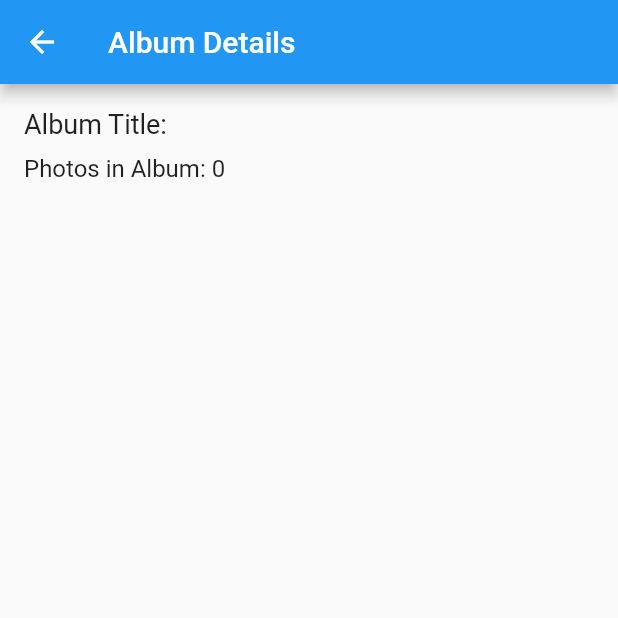
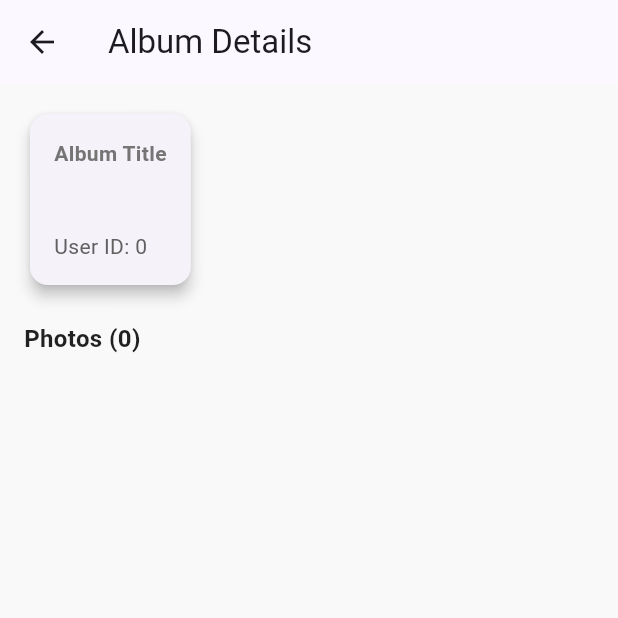
Before and after one commit to anansi-1/-flutter-lab-assignment-3, a Flutter app: the AlbumDetailScreen screen opened directly with empty values, on a phone screen of 412 x 824 dp, the top half of it. Run offline on Flutter 3.47's test engine with Material 3 defaults, Android fonts, the phone set to English and light mode, and no system bars; our stand-ins replace flutter_bloc, go_router; network calls fail.

Commit message:
edit the screens

```diff
--- a/lib/presentation/screens/album_detail_screen.dart
+++ b/lib/presentation/screens/album_detail_screen.dart
@@ -17,19 +17,67 @@ class AlbumDetailScreen extends StatelessWidget {
         child: Column(
           crossAxisAlignment: CrossAxisAlignment.start,
           children: [
-            Text('Album Title: ${album.title}', style: TextStyle(fontSize: 18)),
+            Card(
+              elevation: 4,
+              shape: RoundedRectangleBorder(
+                borderRadius: BorderRadius.circular(12),
+              ),
+              child: Padding(
+                padding: const EdgeInsets.all(16),
+                child: Column(
+                  crossAxisAlignment: CrossAxisAlignment.start,
+                  children: [
+                    Text(
+                      'Album Title',
+                      style: TextStyle(
+                        fontSize: 14,
+                        fontWeight: FontWeight.bold,
+                        color: Colors.grey[600],
+                      ),
+                    ),
+                    SizedBox(height: 4),
+                    Text(
+                      album.title,
+                      style: TextStyle(
+                        fontSize: 18,
+                        fontWeight: FontWeight.w600,
+                      ),
+                    ),
+                    SizedBox(height: 12),
+                    Text(
+                      'User ID: ${album.userId}',
+                      style: TextStyle(color: Colors.grey[700]),
+                    ),
+                  ],
+                ),
+              ),
+            ),
+            SizedBox(height: 20),
+            Text(
+              'Photos (${photos.length})',
+              style: TextStyle(fontSize: 16, fontWeight: FontWeight.bold),
+            ),
             SizedBox(height: 10),
-            Text(
-              'Photos in Album: ${photos.length}',
-              style: TextStyle(fontSize: 16),
-            ),
             Expanded(
               child: ListView.builder(
                 itemCount: photos.length,
                 itemBuilder: (context, index) {
-                  return ListTile(
-                    title: Text(photos[index].title),
-                    // No image shown
+                  final photo = photos[index];
+                  return Padding(
+                    padding: const EdgeInsets.symmetric(vertical: 6),
+                    child: Card(
+                      elevation: 2,
+                      shape: RoundedRectangleBorder(
+                        borderRadius: BorderRadius.circular(10),
+                      ),
+                      child: Padding(
+                        padding: const EdgeInsets.all(12),
+                        child: Text(
+                          photo.title,
+                          style: TextStyle(fontSize: 15),
+                        ),
+                      ),
+                    ),
                   );
                 },
               ),
```
Also changed, not shown: lib/main.dart (+8 -2 lines), lib/presentation/widgets/album_tile.dart (+24 -2 lines).
